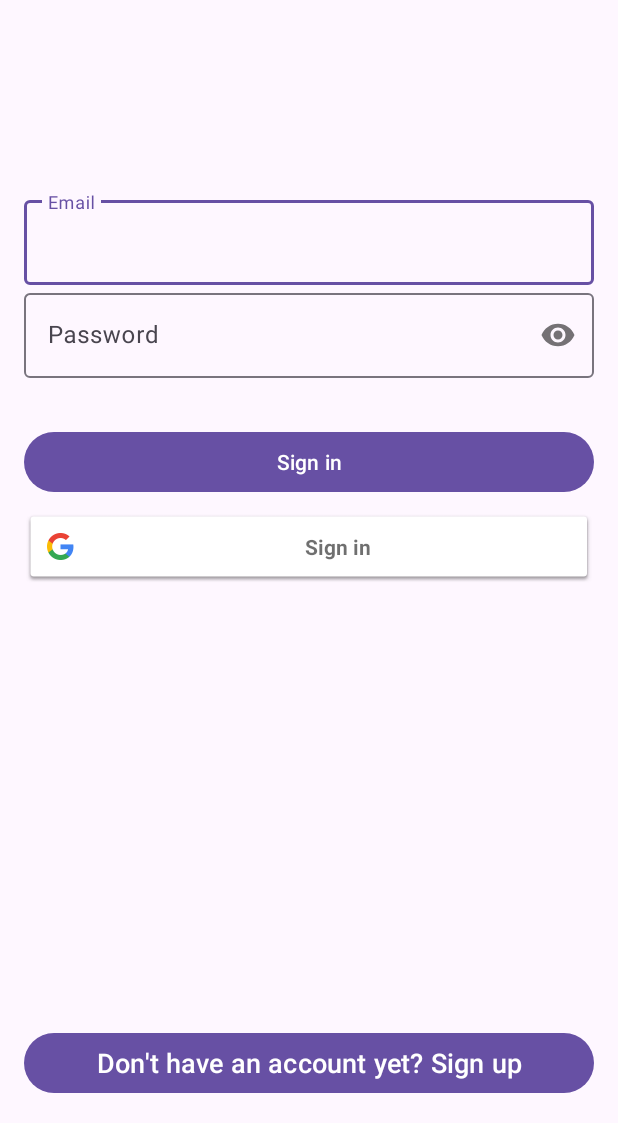
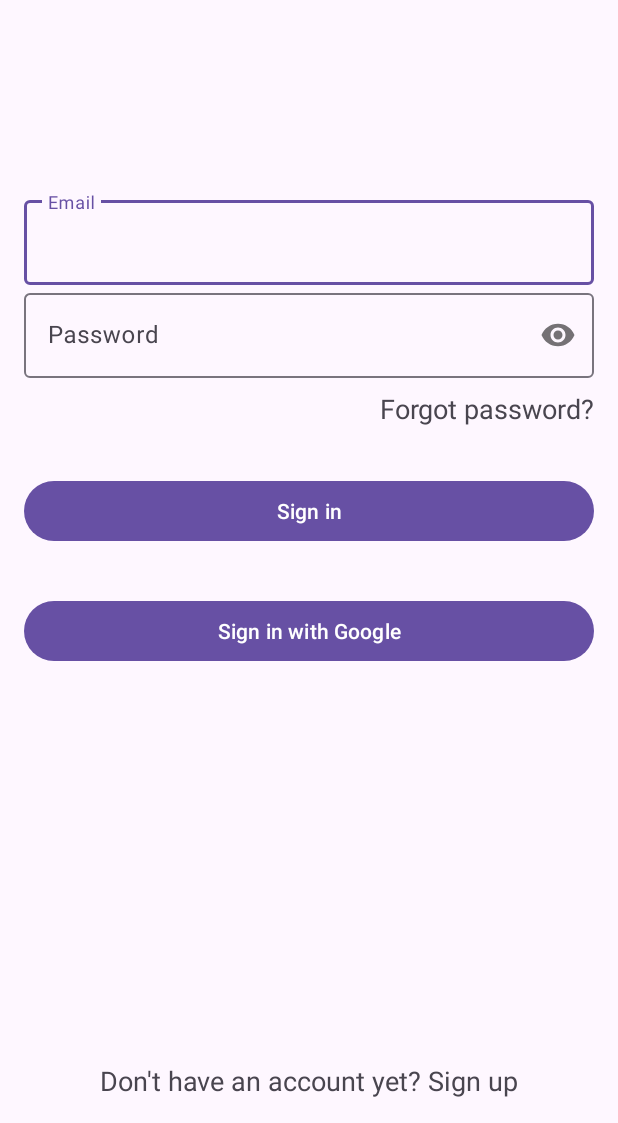
Before and after one commit to Jono-A/MP3CashApp, an Android app: the screen it shows after launch (LoginActivity), on a phone screen of 412 x 824 dp, the part 113-1236 px from its top. Run offline under Robolectric (Android 15) with nearby library versions, the phone set to English and light mode, and no system bars; 1 statement that could not run was skipped.

```diff
--- a/app/src/main/res/layout/activity_login.xml
+++ b/app/src/main/res/layout/activity_login.xml
@@ -55,7 +55,17 @@
 
     </com.google.android.material.textfield.TextInputLayout>
 
-
+    <TextView
+        android:id="@+id/tv_forgot_password"
+        android:layout_width="match_parent"
+        android:layout_height="wrap_content"
+        android:layout_marginStart="16dp"
+        android:layout_marginTop="8dp"
+        android:layout_marginEnd="16dp"
+        android:gravity="end"
+        android:text="Forgot password?"
+        android:textSize="18sp"
+        app:layout_constraintTop_toBottomOf="@id/til_password" />
 
     <Button
         android:id="@+id/btn_signin"
@@ -65,19 +75,20 @@
         android:layout_marginTop="32dp"
         android:layout_marginEnd="16dp"
         android:text="Sign in"
-        app:layout_constraintTop_toBottomOf="@id/til_password" />
+        app:layout_constraintTop_toBottomOf="@id/tv_forgot_password" />
 
-    <com.google.android.gms.common.SignInButton
-        android:id="@+id/btn_google"
+    <Button
+        android:id="@+id/btn_signin_g"
         android:layout_width="match_parent"
         android:layout_height="wrap_content"
         android:layout_marginStart="16dp"
-        android:layout_marginTop="8dp"
+        android:layout_marginTop="32dp"
         android:layout_marginEnd="16dp"
+        android:text="Sign in with Google"
         app:layout_constraintTop_toBottomOf="@id/btn_signin" />
 
 
-    <Button
+    <TextView
         android:id="@+id/tv_signup"
         android:layout_width="match_parent"
         android:layout_height="wrap_content"
```
Also changed, not shown: app/src/main/java/com/example/cashapp/LoginActivity.kt (+15 -0 lines).
